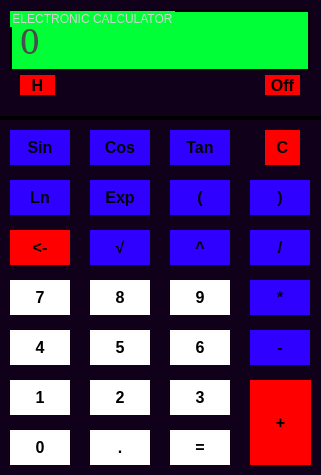
Above: CalculatorWindow.ui from MAXXXYMIRON/Calculator before the change. Below: the same form after it.
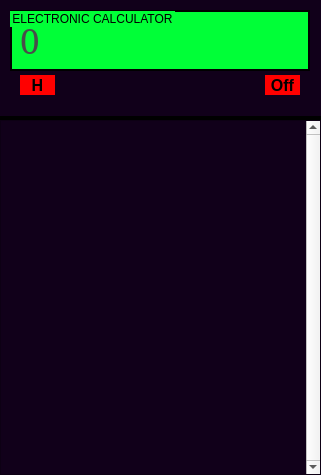
That is the form after the change. Icons and pictures are not drawn.

Patch:
```diff
--- a/CalculatorWindow.ui
+++ b/CalculatorWindow.ui
@@ -953,9 +953,9 @@
        <colorrole role="WindowText">
         <brush brushstyle="SolidPattern">
          <color alpha="255">
-          <red>211</red>
-          <green>211</green>
-          <blue>211</blue>
+          <red>0</red>
+          <green>0</green>
+          <blue>0</blue>
          </color>
         </brush>
        </colorrole>
@@ -991,9 +991,9 @@
        <colorrole role="WindowText">
         <brush brushstyle="SolidPattern">
          <color alpha="255">
-          <red>211</red>
-          <green>211</green>
-          <blue>211</blue>
+          <red>0</red>
+          <green>0</green>
+          <blue>0</blue>
          </color>
         </brush>
        </colorrole>
@@ -1991,6 +1991,250 @@
      <string>H</string>
     </property>
    </widget>
+   <widget class="QPlainTextEdit" name="Hist">
+    <property name="geometry">
+     <rect>
+      <x>0</x>
+      <y>120</y>
+      <width>321</width>
+      <height>355</height>
+     </rect>
+    </property>
+    <property name="minimumSize">
+     <size>
+      <width>321</width>
+      <height>355</height>
+     </size>
+    </property>
+    <property name="maximumSize">
+     <size>
+      <width>321</width>
+      <height>355</height>
+     </size>
+    </property>
+    <property name="palette">
+     <palette>
+      <active>
+       <colorrole role="WindowText">
+        <brush brushstyle="SolidPattern">
+         <color alpha="255">
+          <red>208</red>
+          <green>208</green>
+          <blue>208</blue>
+         </color>
+        </brush>
+       </colorrole>
+       <colorrole role="Button">
+        <brush brushstyle="SolidPattern">
+         <color alpha="255">
+          <red>17</red>
+          <green>0</green>
+          <blue>26</blue>
+         </color>
+        </brush>
+       </colorrole>
+       <colorrole role="Text">
+        <brush brushstyle="SolidPattern">
+         <color alpha="255">
+          <red>255</red>
+          <green>255</green>
+          <blue>255</blue>
+         </color>
+        </brush>
+       </colorrole>
+       <colorrole role="Base">
+        <brush brushstyle="SolidPattern">
+         <color alpha="255">
+          <red>17</red>
+          <green>0</green>
+          <blue>26</blue>
+         </color>
+        </brush>
+       </colorrole>
+       <colorrole role="Window">
+        <brush brushstyle="SolidPattern">
+         <color alpha="255">
+          <red>17</red>
+          <green>0</green>
+          <blue>26</blue>
+         </color>
+        </brush>
+       </colorrole>
+       <colorrole role="ToolTipText">
+        <brush brushstyle="SolidPattern">
+         <color alpha="255">
+          <red>225</red>
+          <green>225</green>
+          <blue>225</blue>
+         </color>
+        </brush>
+       </colorrole>
+       <colorrole role="PlaceholderText">
+        <brush brushstyle="SolidPattern">
+         <color alpha="128">
+          <red>255</red>
+          <green>255</green>
+          <blue>255</blue>
+         </color>
+        </brush>
+       </colorrole>
+      </active>
+      <inactive>
+       <colorrole role="WindowText">
+        <brush brushstyle="SolidPattern">
+         <color alpha="255">
+          <red>208</red>
+          <green>208</green>
+          <blue>208</blue>
+         </color>
+        </brush>
+       </colorrole>
+       <colorrole role="Button">
+        <brush brushstyle="SolidPattern">
+         <color alpha="255">
+          <red>17</red>
+          <green>0</green>
+          <blue>26</blue>
+         </color>
+        </brush>
+       </colorrole>
+       <colorrole role="Text">
+        <brush brushstyle="SolidPattern">
+         <color alpha="255">
+          <red>255</red>
+          <green>255</green>
+          <blue>255</blue>
+         </color>
+        </brush>
+       </colorrole>
+       <colorrole role="Base">
+        <brush brushstyle="SolidPattern">
+         <color alpha="255">
+          <red>17</red>
+          <green>0</green>
+          <blue>26</blue>
+         </color>
+        </brush>
+       </colorrole>
+       <colorrole role="Window">
+        <brush brushstyle="SolidPattern">
+         <color alpha="255">
+          <red>17</red>
+          <green>0</green>
+          <blue>26</blue>
+         </color>
+        </brush>
+       </colorrole>
+       <colorrole role="ToolTipText">
+        <brush brushstyle="SolidPattern">
+         <color alpha="255">
+          <red>225</red>
+          <green>225</green>
+          <blue>225</blue>
+         </color>
+        </brush>
+       </colorrole>
+       <colorrole role="PlaceholderText">
+        <brush brushstyle="SolidPattern">
+         <color alpha="128">
+          <red>255</red>
+          <green>255</green>
+          <blue>255</blue>
+         </color>
+        </brush>
+       </colorrole>
+      </inactive>
+      <disabled>
+       <colorrole role="WindowText">
+        <brush brushstyle="SolidPattern">
+         <color alpha="255">
+          <red>120</red>
+          <green>120</green>
+          <blue>120</blue>
+         </color>
+        </brush>
+       </colorrole>
+       <colorrole role="Button">
+        <brush brushstyle="SolidPattern">
+         <color alpha="255">
+          <red>17</red>
+          <green>0</green>
+          <blue>26</blue>
+         </color>
+        </brush>
+       </colorrole>
+       <colorrole role="Text">
+        <brush brushstyle="SolidPattern">
+         <color alpha="255">
+          <red>120</red>
+          <green>120</green>
+          <blue>120</blue>
+         </color>
+        </brush>
+       </colorrole>
+       <colorrole role="Base">
+        <brush brushstyle="SolidPattern">
+         <color alpha="255">
+          <red>17</red>
+          <green>0</green>
+          <blue>26</blue>
+         </color>
+        </brush>
+       </colorrole>
+       <colorrole role="Window">
+        <brush brushstyle="SolidPattern">
+         <color alpha="255">
+          <red>17</red>
+          <green>0</green>
+          <blue>26</blue>
+         </color>
+        </brush>
+       </colorrole>
+       <colorrole role="ToolTipText">
+        <brush brushstyle="SolidPattern">
+         <color alpha="255">
+          <red>225</red>
+          <green>225</green>
+          <blue>225</blue>
+         </color>
+        </brush>
+       </colorrole>
+       <colorrole role="PlaceholderText">
+        <brush brushstyle="SolidPattern">
+         <color alpha="128">
+          <red>0</red>
+          <green>0</green>
+          <blue>0</blue>
+         </color>
+        </brush>
+       </colorrole>
+      </disabled>
+     </palette>
+    </property>
+    <property name="font">
+     <font>
+      <family>MS Serif</family>
+      <pointsize>14</pointsize>
+     </font>
+    </property>
+    <property name="styleSheet">
+     <string notr="true">QPlainTextEdit{
+  background-color: #11001a;
+}</string>
+    </property>
+    <property name="verticalScrollBarPolicy">
+     <enum>Qt::ScrollBarAlwaysOn</enum>
+    </property>
+    <property name="horizontalScrollBarPolicy">
+     <enum>Qt::ScrollBarAlwaysOff</enum>
+    </property>
+    <property name="documentTitle">
+     <string/>
+    </property>
+    <property name="readOnly">
+     <bool>true</bool>
+    </property>
+   </widget>
   </widget>
  </widget>
  <resources/>
```
